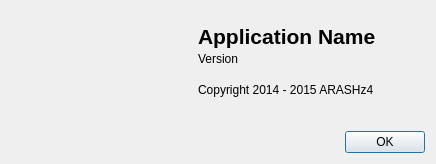
The window that Source/about.ui (ARASHz4/Advanced_Photo) describes before a commit, drawn with Qt 5.
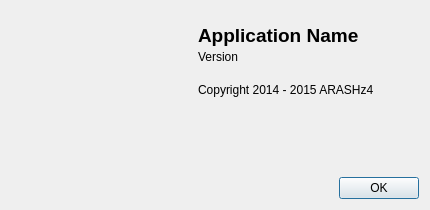
The same window after the commit. Icons and pictures are not drawn.

```diff
--- a/Source/about.ui
+++ b/Source/about.ui
@@ -6,20 +6,20 @@
    <rect>
     <x>0</x>
     <y>0</y>
-    <width>436</width>
-    <height>164</height>
+    <width>430</width>
+    <height>210</height>
    </rect>
   </property>
   <property name="minimumSize">
    <size>
-    <width>436</width>
-    <height>164</height>
+    <width>430</width>
+    <height>210</height>
    </size>
   </property>
   <property name="maximumSize">
    <size>
-    <width>436</width>
-    <height>164</height>
+    <width>430</width>
+    <height>210</height>
    </size>
   </property>
   <property name="windowTitle">
@@ -29,7 +29,7 @@
    <iconset resource="Icon.qrc">
     <normaloff>:/Icons/About.png</normaloff>:/Icons/About.png</iconset>
   </property>
-  <layout class="QGridLayout" name="gridLayout_4">
+  <layout class="QGridLayout" name="gridLayout">
    <item row="0" column="0">
     <layout class="QVBoxLayout" name="verticalLayout_4">
      <property name="spacing">
@@ -94,16 +94,11 @@
     </layout>
    </item>
    <item row="0" column="1">
-    <layout class="QGridLayout" name="gridLayout_3">
+    <layout class="QVBoxLayout" name="verticalLayout">
      <property name="spacing">
       <number>0</number>
      </property>
-     <item row="0" column="0">
-      <layout class="QGridLayout" name="gridLayout_2">
-       <property name="spacing">
-        <number>0</number>
-       </property>
-       <item row="0" column="0">
+     <item>
         <spacer name="verticalSpacer_5">
          <property name="orientation">
           <enum>Qt::Vertical</enum>
@@ -119,7 +114,12 @@
          </property>
         </spacer>
        </item>
-       <item row="1" column="0">
+     <item>
+      <layout class="QHBoxLayout" name="horizontalLayout_3">
+       <property name="spacing">
+        <number>0</number>
+       </property>
+       <item>
         <widget class="QLabel" name="ApplicationNameLabel">
          <property name="sizePolicy">
           <sizepolicy hsizetype="Preferred" vsizetype="Fixed">
@@ -135,7 +135,7 @@
          </property>
          <property name="font">
           <font>
-           <pointsize>16</pointsize>
+           <pointsize>14</pointsize>
            <weight>75</weight>
            <italic>false</italic>
            <bold>true</bold>
@@ -169,12 +169,22 @@
          </property>
         </widget>
        </item>
-       <item row="2" column="0">
-        <layout class="QGridLayout" name="gridLayout">
-         <property name="spacing">
-          <number>0</number>
+       <item>
+        <spacer name="horizontalSpacer_3">
+         <property name="orientation">
+          <enum>Qt::Horizontal</enum>
          </property>
-         <item row="0" column="0">
+         <property name="sizeHint" stdset="0">
+          <size>
+           <width>40</width>
+           <height>20</height>
+          </size>
+         </property>
+        </spacer>
+       </item>
+      </layout>
+     </item>
+     <item>
           <layout class="QHBoxLayout" name="horizontalLayout_2">
            <property name="spacing">
             <number>0</number>
@@ -238,7 +248,7 @@
            </item>
           </layout>
          </item>
-         <item row="1" column="0">
+     <item>
           <spacer name="verticalSpacer_2">
            <property name="orientation">
             <enum>Qt::Vertical</enum>
@@ -254,7 +264,12 @@
            </property>
           </spacer>
          </item>
-         <item row="2" column="0">
+     <item>
+      <layout class="QHBoxLayout" name="horizontalLayout_4">
+       <property name="spacing">
+        <number>0</number>
+       </property>
+       <item>
           <widget class="QLabel" name="CopyrightLabel">
            <property name="sizePolicy">
             <sizepolicy hsizetype="Preferred" vsizetype="Fixed">
@@ -273,11 +288,35 @@
            </property>
           </widget>
          </item>
-        </layout>
+       <item>
+        <spacer name="horizontalSpacer_4">
+         <property name="orientation">
+          <enum>Qt::Horizontal</enum>
+         </property>
+         <property name="sizeHint" stdset="0">
+          <size>
+           <width>40</width>
+           <height>20</height>
+          </size>
+         </property>
+        </spacer>
        </item>
       </layout>
      </item>
-     <item row="1" column="0">
+     <item>
+      <spacer name="verticalSpacer_4">
+       <property name="orientation">
+        <enum>Qt::Vertical</enum>
+       </property>
+       <property name="sizeHint" stdset="0">
+        <size>
+         <width>20</width>
+         <height>71</height>
+        </size>
+       </property>
+      </spacer>
+     </item>
+     <item>
       <layout class="QHBoxLayout" name="horizontalLayout">
        <property name="spacing">
         <number>0</number>
@@ -296,24 +335,6 @@
         </spacer>
        </item>
        <item>
-        <layout class="QVBoxLayout" name="verticalLayout_3">
-         <property name="spacing">
-          <number>0</number>
-         </property>
-         <item>
-          <spacer name="verticalSpacer_3">
-           <property name="orientation">
-            <enum>Qt::Vertical</enum>
-           </property>
-           <property name="sizeHint" stdset="0">
-            <size>
-             <width>20</width>
-             <height>0</height>
-            </size>
-           </property>
-          </spacer>
-         </item>
-         <item>
           <widget class="QPushButton" name="OkButton">
            <property name="sizePolicy">
             <sizepolicy hsizetype="Minimum" vsizetype="Fixed">
@@ -325,8 +346,6 @@
             <string>OK</string>
            </property>
           </widget>
-         </item>
-        </layout>
        </item>
       </layout>
      </item>
```
Lines whose indentation alone changed are shown as unchanged.
